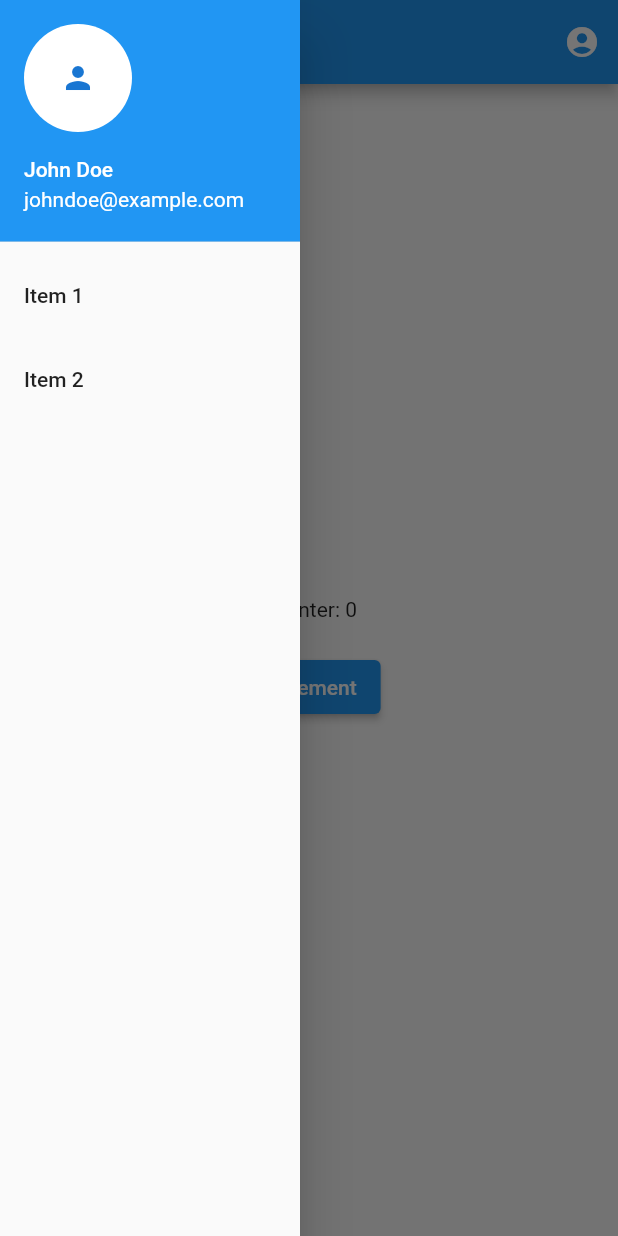
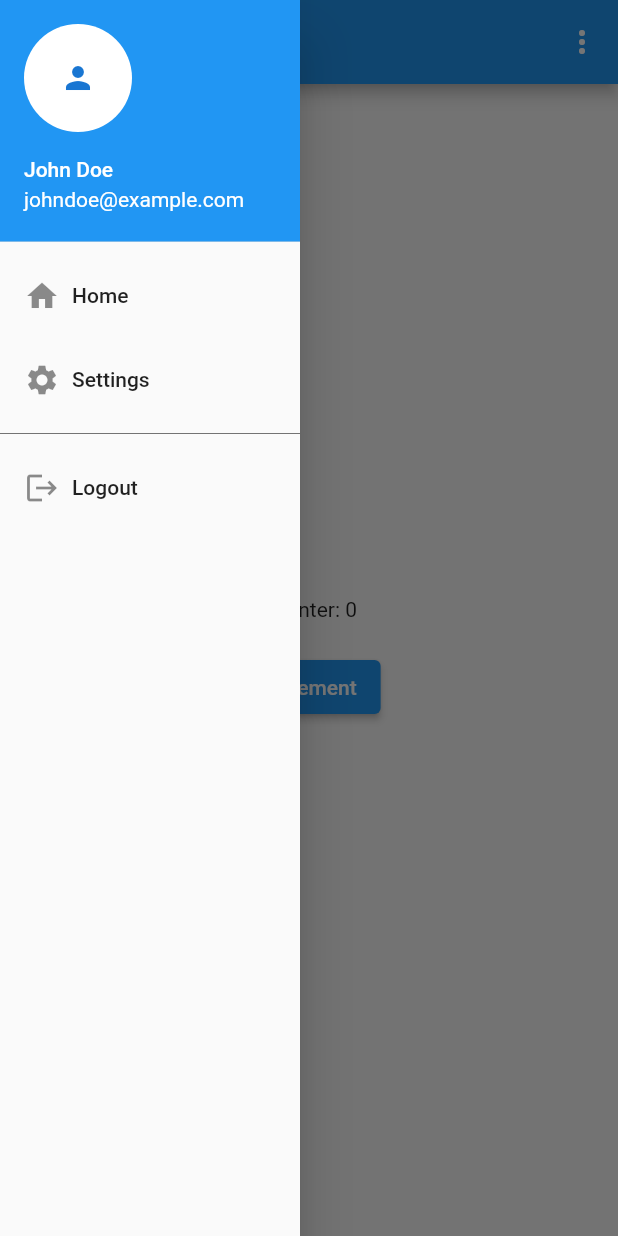
Before and after one commit to HEEPOKE/flutter-bloc, a Flutter app: the screen it shows after launch, with the side drawer open, on a phone screen of 412 x 824 dp. Run offline on Flutter 3.47's test engine with Material 2 defaults, Android fonts, the phone set to English and light mode, and no system bars; our stand-ins replace flutter_bloc.

Commit message:
:money_with_wings: update icons

```diff
--- a/lib/ui/screens/home_screen.dart
+++ b/lib/ui/screens/home_screen.dart
@@ -28,7 +28,7 @@ class HomeScreenBody extends StatelessWidget {
     return Scaffold(
       appBar: const TopAppBar(
         title: "Home",
-        avatarIcon: Icons.account_circle,
+        avatarIcon: Icons.more_vert,
       ),
       drawer: const nav_drawer.NavigationDrawer(),
       body: Center(
--- a/lib/ui/widgets/navigation_drawer.dart
+++ b/lib/ui/widgets/navigation_drawer.dart
@@ -18,11 +18,36 @@ class NavigationDrawer extends StatelessWidget {
             ),
           ),
           ListTile(
-            title: const Text("Item 1"),
+            title: const Row(
+              children: [
+                Icon(Icons.home),
+                SizedBox(width: 8),
+                Text("Home"),
+              ],
+            ),
             onTap: () {},
           ),
           ListTile(
-            title: const Text("Item 2"),
+            title: const Row(
+              children: [
+                Icon(Icons.settings),
+                SizedBox(width: 8),
+                Text("Settings"),
+              ],
+            ),
+            onTap: () {},
+          ),
+          const Divider(
+            color: Colors.black54,
+          ),
+          ListTile(
+            title: const Row(
+              children: [
+                Icon(Icons.logout),
+                SizedBox(width: 8),
+                Text("Logout"),
+              ],
+            ),
             onTap: () {},
           ),
         ],
```
